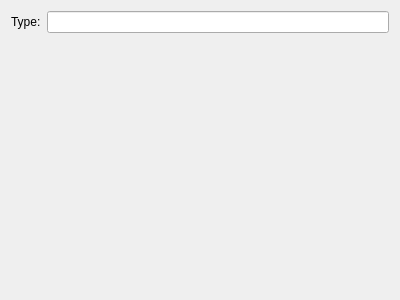
Before: the Qt Designer form weaponform.ui in GDW-RPG-Scripts/gdw-rpg-vehicles, drawn with Qt 5.
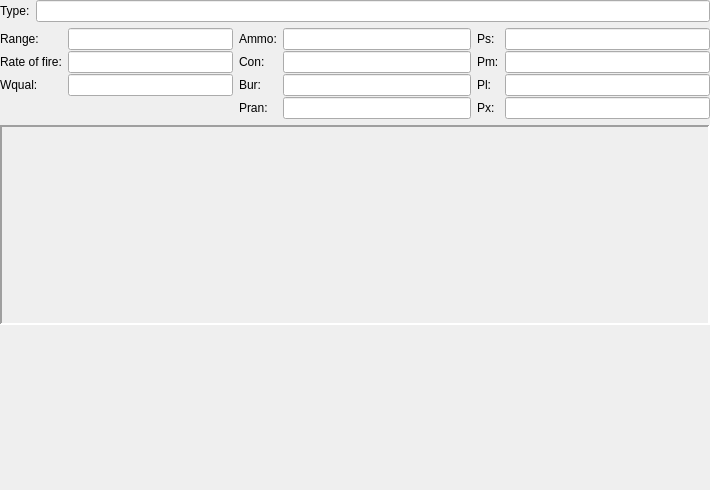
After: the same form once the commit is applied.

```diff
--- a/weaponform.ui
+++ b/weaponform.ui
@@ -6,23 +6,384 @@
    <rect>
     <x>0</x>
     <y>0</y>
-    <width>400</width>
-    <height>300</height>
+    <width>710</width>
+    <height>490</height>
    </rect>
   </property>
   <property name="windowTitle">
    <string>Form</string>
   </property>
-  <layout class="QFormLayout" name="formLayout">
-   <item row="0" column="0">
-    <widget class="QLabel" name="typeLabel">
-     <property name="text">
-      <string>Type:</string>
-     </property>
-    </widget>
-   </item>
-   <item row="0" column="1">
-    <widget class="QLineEdit" name="typeLineEdit"/>
+  <layout class="QVBoxLayout" name="verticalLayout">
+   <property name="leftMargin">
+    <number>0</number>
+   </property>
+   <property name="topMargin">
+    <number>0</number>
+   </property>
+   <property name="rightMargin">
+    <number>0</number>
+   </property>
+   <property name="bottomMargin">
+    <number>0</number>
+   </property>
+   <item>
+    <layout class="QGridLayout" name="mainLayout">
+     <item row="2" column="0">
+      <spacer name="verticalSpacer">
+       <property name="orientation">
+        <enum>Qt::Vertical</enum>
+       </property>
+       <property name="sizeHint" stdset="0">
+        <size>
+         <width>20</width>
+         <height>278</height>
+        </size>
+       </property>
+      </spacer>
+     </item>
+     <item row="0" column="0" colspan="2">
+      <layout class="QGridLayout" name="dataLayout">
+       <property name="verticalSpacing">
+        <number>-1</number>
+       </property>
+       <item row="1" column="0">
+        <layout class="QFormLayout" name="traitLayout">
+         <property name="verticalSpacing">
+          <number>1</number>
+         </property>
+         <item row="0" column="0">
+          <widget class="QLabel" name="rngLabel">
+           <property name="text">
+            <string>Range:</string>
+           </property>
+           <property name="buddy">
+            <cstring>rngLineEdit</cstring>
+           </property>
+          </widget>
+         </item>
+         <item row="0" column="1">
+          <widget class="QLineEdit" name="rngLineEdit">
+           <property name="layoutDirection">
+            <enum>Qt::RightToLeft</enum>
+           </property>
+           <property name="alignment">
+            <set>Qt::AlignRight|Qt::AlignTrailing|Qt::AlignVCenter</set>
+           </property>
+           <property name="readOnly">
+            <bool>true</bool>
+           </property>
+          </widget>
+         </item>
+         <item row="1" column="1">
+          <widget class="QLineEdit" name="rofLineEdit">
+           <property name="layoutDirection">
+            <enum>Qt::RightToLeft</enum>
+           </property>
+           <property name="alignment">
+            <set>Qt::AlignRight|Qt::AlignTrailing|Qt::AlignVCenter</set>
+           </property>
+           <property name="readOnly">
+            <bool>true</bool>
+           </property>
+          </widget>
+         </item>
+         <item row="2" column="0">
+          <widget class="QLabel" name="wqualLabel">
+           <property name="text">
+            <string>Wqual:</string>
+           </property>
+           <property name="buddy">
+            <cstring>wqualLineEdit</cstring>
+           </property>
+          </widget>
+         </item>
+         <item row="2" column="1">
+          <widget class="QLineEdit" name="wqualLineEdit">
+           <property name="layoutDirection">
+            <enum>Qt::RightToLeft</enum>
+           </property>
+           <property name="alignment">
+            <set>Qt::AlignRight|Qt::AlignTrailing|Qt::AlignVCenter</set>
+           </property>
+           <property name="readOnly">
+            <bool>true</bool>
+           </property>
+          </widget>
+         </item>
+         <item row="1" column="0">
+          <widget class="QLabel" name="rofLabel">
+           <property name="text">
+            <string>Rate of fire:</string>
+           </property>
+           <property name="buddy">
+            <cstring>rofLineEdit</cstring>
+           </property>
+          </widget>
+         </item>
+        </layout>
+       </item>
+       <item row="1" column="1">
+        <layout class="QFormLayout" name="ammoLayout">
+         <property name="verticalSpacing">
+          <number>1</number>
+         </property>
+         <item row="0" column="0">
+          <widget class="QLabel" name="ammoLabel">
+           <property name="text">
+            <string>Ammo:</string>
+           </property>
+           <property name="buddy">
+            <cstring>ammoLineEdit</cstring>
+           </property>
+          </widget>
+         </item>
+         <item row="0" column="1">
+          <widget class="QLineEdit" name="ammoLineEdit">
+           <property name="layoutDirection">
+            <enum>Qt::RightToLeft</enum>
+           </property>
+           <property name="alignment">
+            <set>Qt::AlignRight|Qt::AlignTrailing|Qt::AlignVCenter</set>
+           </property>
+           <property name="readOnly">
+            <bool>true</bool>
+           </property>
+          </widget>
+         </item>
+         <item row="1" column="0">
+          <widget class="QLabel" name="conLabel">
+           <property name="text">
+            <string>Con:</string>
+           </property>
+           <property name="buddy">
+            <cstring>conLineEdit</cstring>
+           </property>
+          </widget>
+         </item>
+         <item row="1" column="1">
+          <widget class="QLineEdit" name="conLineEdit">
+           <property name="layoutDirection">
+            <enum>Qt::RightToLeft</enum>
+           </property>
+           <property name="alignment">
+            <set>Qt::AlignRight|Qt::AlignTrailing|Qt::AlignVCenter</set>
+           </property>
+           <property name="readOnly">
+            <bool>true</bool>
+           </property>
+          </widget>
+         </item>
+         <item row="2" column="0">
+          <widget class="QLabel" name="burLabel">
+           <property name="text">
+            <string>Bur:</string>
+           </property>
+           <property name="buddy">
+            <cstring>burLineEdit</cstring>
+           </property>
+          </widget>
+         </item>
+         <item row="2" column="1">
+          <widget class="QLineEdit" name="burLineEdit">
+           <property name="layoutDirection">
+            <enum>Qt::RightToLeft</enum>
+           </property>
+           <property name="alignment">
+            <set>Qt::AlignRight|Qt::AlignTrailing|Qt::AlignVCenter</set>
+           </property>
+           <property name="readOnly">
+            <bool>true</bool>
+           </property>
+          </widget>
+         </item>
+         <item row="3" column="0">
+          <widget class="QLabel" name="pranLabel">
+           <property name="text">
+            <string>Pran:</string>
+           </property>
+           <property name="buddy">
+            <cstring>pranLineEdit</cstring>
+           </property>
+          </widget>
+         </item>
+         <item row="3" column="1">
+          <widget class="QLineEdit" name="pranLineEdit">
+           <property name="layoutDirection">
+            <enum>Qt::RightToLeft</enum>
+           </property>
+           <property name="alignment">
+            <set>Qt::AlignRight|Qt::AlignTrailing|Qt::AlignVCenter</set>
+           </property>
+           <property name="readOnly">
+            <bool>true</bool>
+           </property>
+          </widget>
+         </item>
+        </layout>
+       </item>
+       <item row="1" column="2">
+        <layout class="QFormLayout" name="pLayout">
+         <property name="verticalSpacing">
+          <number>1</number>
+         </property>
+         <item row="0" column="0">
+          <widget class="QLabel" name="psLabel">
+           <property name="text">
+            <string>Ps:</string>
+           </property>
+           <property name="buddy">
+            <cstring>psLineEdit</cstring>
+           </property>
+          </widget>
+         </item>
+         <item row="0" column="1">
+          <widget class="QLineEdit" name="psLineEdit">
+           <property name="layoutDirection">
+            <enum>Qt::RightToLeft</enum>
+           </property>
+           <property name="alignment">
+            <set>Qt::AlignRight|Qt::AlignTrailing|Qt::AlignVCenter</set>
+           </property>
+           <property name="readOnly">
+            <bool>true</bool>
+           </property>
+          </widget>
+         </item>
+         <item row="1" column="0">
+          <widget class="QLabel" name="pmLabel">
+           <property name="text">
+            <string>Pm:</string>
+           </property>
+           <property name="buddy">
+            <cstring>pmLineEdit</cstring>
+           </property>
+          </widget>
+         </item>
+         <item row="1" column="1">
+          <widget class="QLineEdit" name="pmLineEdit">
+           <property name="layoutDirection">
+            <enum>Qt::RightToLeft</enum>
+           </property>
+           <property name="alignment">
+            <set>Qt::AlignRight|Qt::AlignTrailing|Qt::AlignVCenter</set>
+           </property>
+           <property name="readOnly">
+            <bool>true</bool>
+           </property>
+          </widget>
+         </item>
+         <item row="2" column="0">
+          <widget class="QLabel" name="plLabel">
+           <property name="text">
+            <string>Pl:</string>
+           </property>
+           <property name="buddy">
+            <cstring>plLineEdit</cstring>
+           </property>
+          </widget>
+         </item>
+         <item row="2" column="1">
+          <widget class="QLineEdit" name="plLineEdit">
+           <property name="layoutDirection">
+            <enum>Qt::RightToLeft</enum>
+           </property>
+           <property name="alignment">
+            <set>Qt::AlignRight|Qt::AlignTrailing|Qt::AlignVCenter</set>
+           </property>
+           <property name="readOnly">
+            <bool>true</bool>
+           </property>
+          </widget>
+         </item>
+         <item row="3" column="0">
+          <widget class="QLabel" name="pxLabel">
+           <property name="text">
+            <string>Px:</string>
+           </property>
+           <property name="buddy">
+            <cstring>pxLineEdit</cstring>
+           </property>
+          </widget>
+         </item>
+         <item row="3" column="1">
+          <widget class="QLineEdit" name="pxLineEdit">
+           <property name="layoutDirection">
+            <enum>Qt::RightToLeft</enum>
+           </property>
+           <property name="alignment">
+            <set>Qt::AlignRight|Qt::AlignTrailing|Qt::AlignVCenter</set>
+           </property>
+           <property name="readOnly">
+            <bool>true</bool>
+           </property>
+          </widget>
+         </item>
+        </layout>
+       </item>
+       <item row="0" column="0" colspan="3">
+        <layout class="QFormLayout" name="wtypLayout">
+         <property name="fieldGrowthPolicy">
+          <enum>QFormLayout::ExpandingFieldsGrow</enum>
+         </property>
+         <property name="labelAlignment">
+          <set>Qt::AlignRight|Qt::AlignTrailing|Qt::AlignVCenter</set>
+         </property>
+         <property name="formAlignment">
+          <set>Qt::AlignLeading|Qt::AlignLeft|Qt::AlignTop</set>
+         </property>
+         <property name="verticalSpacing">
+          <number>1</number>
+         </property>
+         <property name="leftMargin">
+          <number>0</number>
+         </property>
+         <item row="0" column="0">
+          <widget class="QLabel" name="wtypLabel">
+           <property name="text">
+            <string>Type:</string>
+           </property>
+           <property name="buddy">
+            <cstring>wtypLineEdit</cstring>
+           </property>
+          </widget>
+         </item>
+         <item row="0" column="1">
+          <widget class="QLineEdit" name="wtypLineEdit">
+           <property name="layoutDirection">
+            <enum>Qt::RightToLeft</enum>
+           </property>
+           <property name="alignment">
+            <set>Qt::AlignRight|Qt::AlignTrailing|Qt::AlignVCenter</set>
+           </property>
+           <property name="readOnly">
+            <bool>true</bool>
+           </property>
+          </widget>
+         </item>
+        </layout>
+       </item>
+      </layout>
+     </item>
+     <item row="1" column="0" colspan="2">
+      <widget class="QFrame" name="svgFrame">
+       <property name="minimumSize">
+        <size>
+         <width>0</width>
+         <height>200</height>
+        </size>
+       </property>
+       <property name="frameShape">
+        <enum>QFrame::Panel</enum>
+       </property>
+       <property name="frameShadow">
+        <enum>QFrame::Sunken</enum>
+       </property>
+       <property name="lineWidth">
+        <number>2</number>
+       </property>
+      </widget>
+     </item>
+    </layout>
    </item>
   </layout>
  </widget>
```
Left out of the diff: 17 changed lines with no effect on the pictures.
